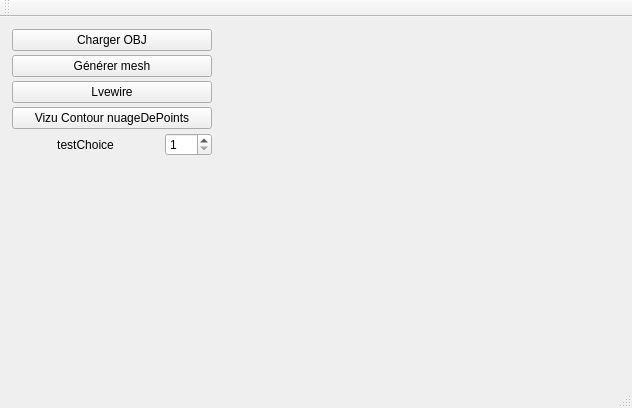
The window that projetQt/mainwindow.ui (MABILYJohan/PFE_Livewire) describes before a commit, drawn with Qt 5.
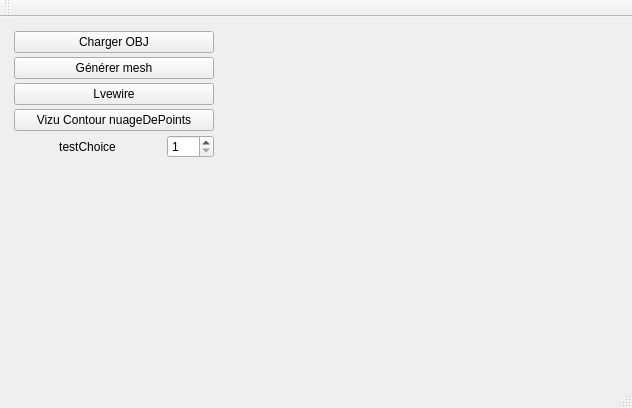
The same window after the commit. Custom widgets are drawn as their Qt base class.

The edit to the form file:
```diff
--- a/projetQt/mainwindow.ui
+++ b/projetQt/mainwindow.ui
@@ -14,15 +14,9 @@
    <string>MainWindow</string>
   </property>
   <widget class="QWidget" name="centralWidget">
+   <layout class="QHBoxLayout" name="horizontalLayout_2">
+    <item>
    <widget class="QWidget" name="widget_2" native="true">
-    <property name="geometry">
-     <rect>
-      <x>9</x>
-      <y>9</y>
-      <width>206</width>
-      <height>165</height>
-     </rect>
-    </property>
     <property name="sizePolicy">
      <sizepolicy hsizetype="Maximum" vsizetype="Preferred">
       <horstretch>150</horstretch>
@@ -130,16 +124,11 @@
      </item>
     </layout>
    </widget>
-   <widget class="MeshViewerWidget" name="displayWidget" native="true">
-    <property name="geometry">
-     <rect>
-      <x>221</x>
-      <y>9</y>
-      <width>402</width>
-      <height>329</height>
-     </rect>
-    </property>
-   </widget>
+    </item>
+    <item>
+     <widget class="MeshViewerWidget" name="displayWidget" native="true"/>
+    </item>
+   </layout>
   </widget>
   <widget class="QMenuBar" name="menuBar">
    <property name="geometry">
```
Lines whose indentation alone changed are shown as unchanged.
